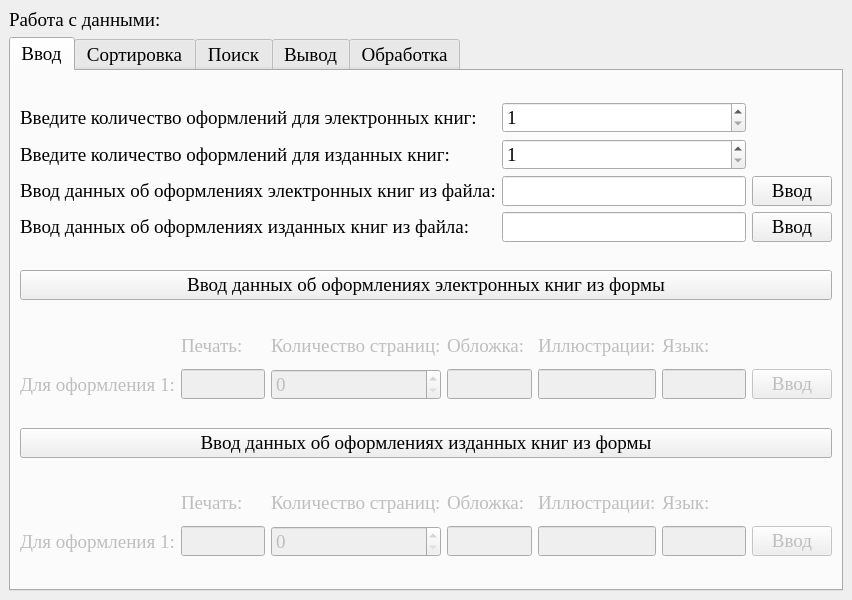
Qt form mainwindow.ui (GagarinYegor/TermPaper) before a commit.
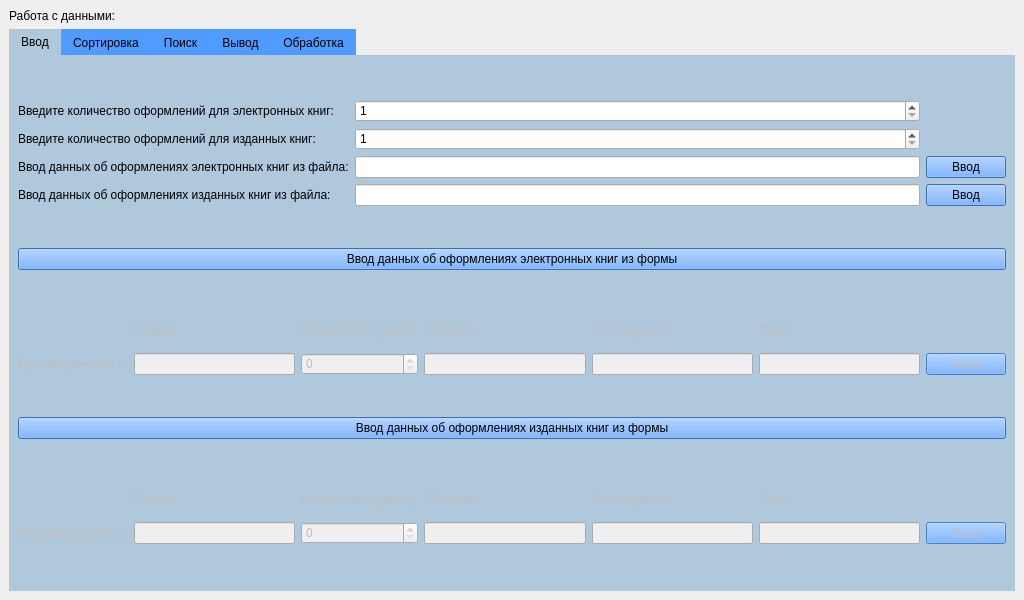
The same form after that commit. The open tabs and pages were chosen to show the change. Icons and pictures are not drawn.

The edit to the form file:
```diff
--- a/mainwindow.ui
+++ b/mainwindow.ui
@@ -6,7 +6,7 @@
    <rect>
     <x>0</x>
     <y>0</y>
-    <width>800</width>
+    <width>1024</width>
     <height>600</height>
    </rect>
   </property>
@@ -22,10 +22,30 @@
   <property name="windowIcon">
    <iconset theme="QIcon::ThemeIcon::WeatherClear"/>
   </property>
+  <property name="styleSheet">
+   <string notr="true">MainWindow{
+	background-color: rgb(210, 215, 220);
+}</string>
+  </property>
   <widget class="QWidget" name="centralwidget">
+   <property name="font">
+    <font>
+     <family>Segoe UI</family>
+     <pointsize>9</pointsize>
+    </font>
+   </property>
+   <property name="styleSheet">
+    <string notr="true"/>
+   </property>
    <layout class="QVBoxLayout" name="verticalLayout_2">
     <item>
      <widget class="QLabel" name="Textlabel">
+      <property name="font">
+       <font>
+        <family>Segoe UI</family>
+        <pointsize>9</pointsize>
+       </font>
+      </property>
       <property name="text">
        <string>Работа с данными:</string>
       </property>
@@ -33,6 +53,26 @@
     </item>
     <item>
      <widget class="QTabWidget" name="tabWidget">
+      <property name="font">
+       <font>
+        <family>Segoe UI</family>
+        <pointsize>9</pointsize>
+       </font>
+      </property>
+      <property name="styleSheet">
+       <string notr="true">QTabWidget::pane{
+    border: 1px;
+	background: rgb(175, 200, 220);
+}
+
+QTabBar::tab{
+	background: rgb(80, 155, 255);
+}
+
+QTabBar::tab:selected{
+	background: rgb(175, 200, 220);
+}</string>
+      </property>
       <property name="currentIndex">
        <number>0</number>
       </property>
@@ -59,6 +99,9 @@
           </item>
           <item row="1" column="1">
            <widget class="QSpinBox" name="izdanchisspinBox">
+            <property name="styleSheet">
+             <string notr="true"/>
+            </property>
             <property name="minimum">
              <number>1</number>
             </property>
@@ -69,13 +112,20 @@
           </item>
           <item row="2" column="2">
            <widget class="QPushButton" name="electfilepushButton">
+            <property name="styleSheet">
+             <string notr="true">background-color: rgb(80, 155, 255);</string>
+            </property>
             <property name="text">
              <string>Ввод</string>
             </property>
            </widget>
           </item>
           <item row="2" column="1">
-           <widget class="QLineEdit" name="electfilelineEdit"/>
+           <widget class="QLineEdit" name="electfilelineEdit">
+            <property name="styleSheet">
+             <string notr="true"/>
+            </property>
+           </widget>
           </item>
           <item row="1" column="0">
            <widget class="QLabel" name="izdanchislabel">
@@ -86,6 +136,9 @@
           </item>
           <item row="0" column="1">
            <widget class="QSpinBox" name="electchisspinBox">
+            <property name="styleSheet">
+             <string notr="true"/>
+            </property>
             <property name="minimum">
              <number>1</number>
             </property>
@@ -102,10 +155,17 @@
            </widget>
           </item>
           <item row="3" column="1">
-           <widget class="QLineEdit" name="izdanfilelineEdit"/>
+           <widget class="QLineEdit" name="izdanfilelineEdit">
+            <property name="styleSheet">
+             <string notr="true"/>
+            </property>
+           </widget>
           </item>
           <item row="3" column="2">
            <widget class="QPushButton" name="izdanfilepushButton">
+            <property name="styleSheet">
+             <string notr="true">background-color: rgb(80, 155, 255);</string>
+            </property>
             <property name="text">
              <string>Ввод</string>
             </property>
@@ -115,6 +175,9 @@
         </item>
         <item>
          <widget class="QPushButton" name="electformpushButton">
+          <property name="styleSheet">
+           <string notr="true">background-color: rgb(80, 155, 255);</string>
+          </property>
           <property name="text">
            <string>Ввод данных об оформлениях электронных книг из формы</string>
           </property>
@@ -178,6 +241,9 @@
             <property name="enabled">
              <bool>false</bool>
             </property>
+            <property name="styleSheet">
+             <string notr="true">background-color: rgb(80, 155, 255);</string>
+            </property>
             <property name="text">
              <string>Ввод</string>
             </property>
@@ -249,6 +315,9 @@
         </item>
         <item>
          <widget class="QPushButton" name="izdanformpushButton">
+          <property name="styleSheet">
+           <string notr="true">background-color: rgb(80, 155, 255);</string>
+          </property>
           <property name="text">
            <string>Ввод данных об оформлениях изданных книг из формы</string>
           </property>
@@ -261,6 +330,9 @@
             <property name="enabled">
              <bool>false</bool>
             </property>
+            <property name="styleSheet">
+             <string notr="true">background-color: rgb(80, 155, 255);</string>
+            </property>
             <property name="text">
              <string>Ввод</string>
             </property>
```
Left out of the diff: 32 changed lines with no effect on the pictures.
